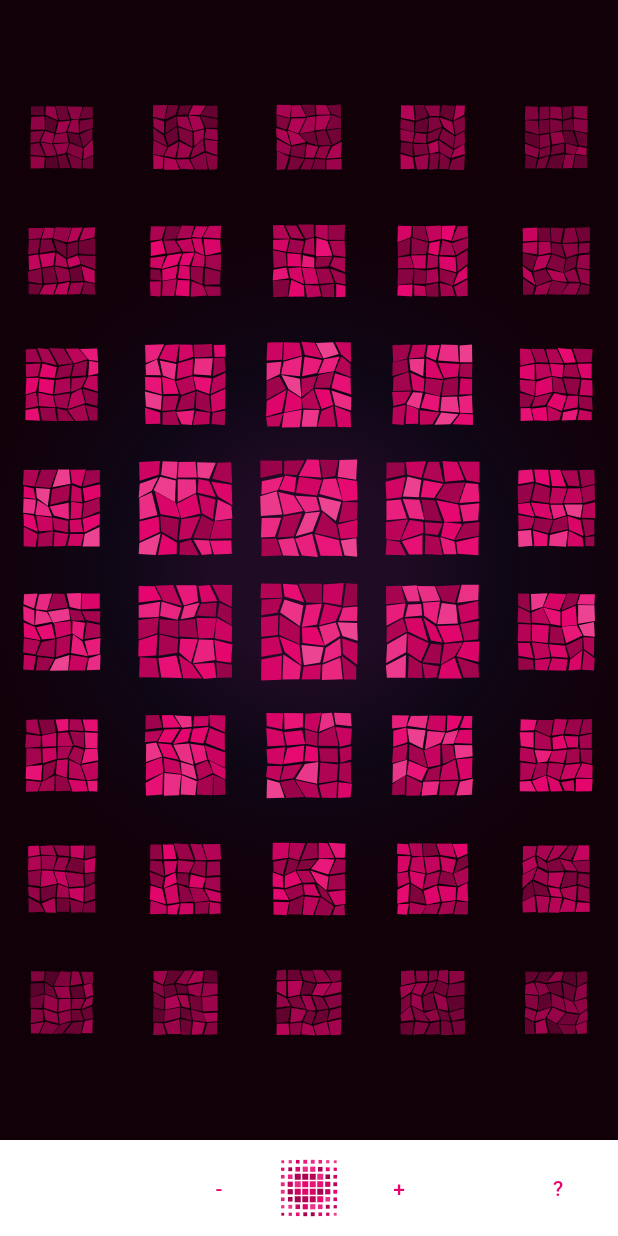
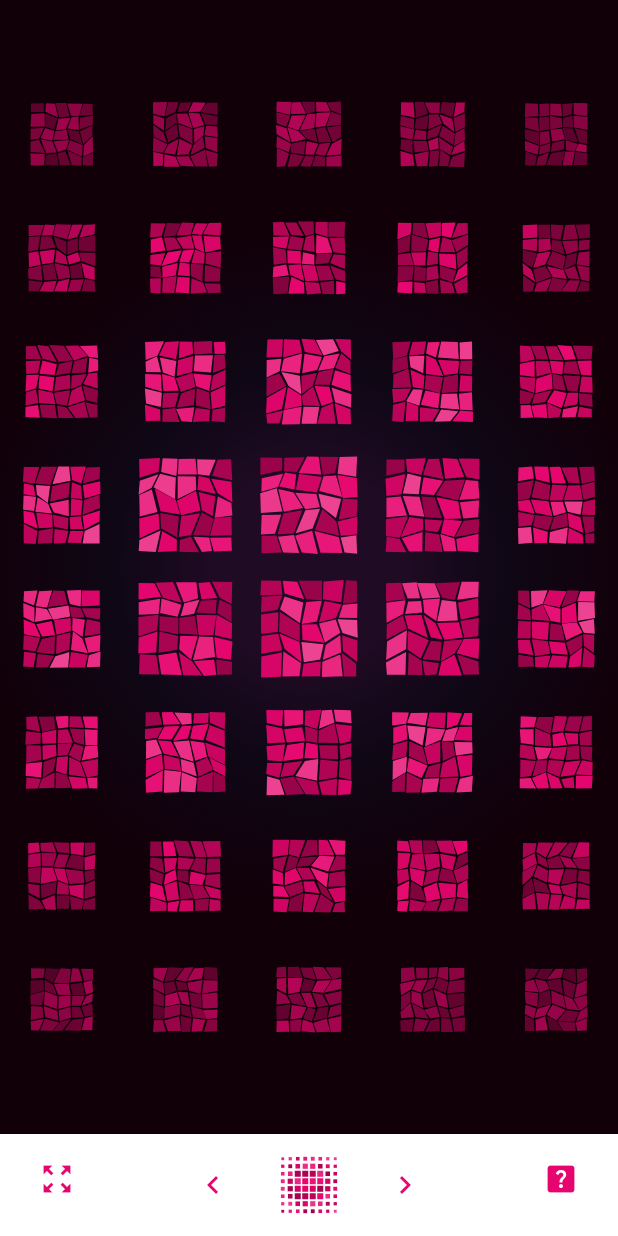
Before and after one commit to ztrag/skwer, a Flutter app: the screen it shows after launch, on a phone screen of 412 x 824 dp. Run offline on Flutter 3.47's test engine with Material 2 defaults, Android fonts, the phone set to English and light mode, and no system bars.

Commit message:
Controls and polish.

```diff
--- a/lib/game/game_bottom_menu.dart
+++ b/lib/game/game_bottom_menu.dart
@@ -22,32 +22,43 @@ class GameMenuButton extends StatelessWidget {
       valueListenable: game.gameProps,
       builder: (_, props, __) {
         return Padding(
-          padding: const EdgeInsets.all(8.0),
+          padding: const EdgeInsets.all(6.0),
+          child: Theme(
+            data: ThemeData(
+                textButtonTheme: TextButtonThemeData(
+                    style: TextButton.styleFrom(
+              foregroundColor:
+                  skTileColors[game.gameProps.value.skwer % 3], // Text Color
+            ))),
             child: Stack(
               children: [
+                Positioned(
+                  left: 0,
+                  child: TextButton(
+                    onPressed: () => game.prefs.tileLevel++,
+                    child: const Icon(Icons.zoom_out_map),
+                  ),
+                ),
                 Row(
                   mainAxisAlignment: MainAxisAlignment.center,
                   children: [
                     TextButton(
-                    style: TextButton.styleFrom(
-                      foregroundColor: skTileColors[
-                          game.gameProps.value.skwer % 3], // Text Color
+                      onPressed: () {
+                        game.reset(skwer: (game.props.skwer + 2) % 3);
+                        if (game.props.puzzle.value != null) {
+                          game.resetPuzzle();
+                        }
+                      },
+                      child: const Icon(Icons.chevron_left),
                     ),
-                    onPressed: () => game.prefs.tileLevel--,
-                    child: const Text('-'),
-                  ),
-                  Padding(
-                    padding: const EdgeInsets.symmetric(horizontal: 8.0),
-                    child: GestureDetector(
+                    TextButton(
                       onLongPress: () {
                         if (game.props.puzzle.value != null) {
                           game.props.puzzle.value = null;
+                        }
                         game.reset(skwer: game.props.skwer);
-                        } else {
-                          game.reset(skwer: (game.props.skwer + 1) % 3);
-                        }
                       },
-                      onTap: () {
+                      onPressed: () {
                         if (game.props.puzzle.value == null) {
                           game.startPuzzle(1);
                         } else {
@@ -66,29 +77,26 @@ class GameMenuButton extends StatelessWidget {
                         ),
                       ),
                     ),
-                  ),
                     TextButton(
-                    style: TextButton.styleFrom(
-                      foregroundColor: skTileColors[
-                          game.gameProps.value.skwer % 3], // Text Color
-                    ),
-                    onPressed: () => game.prefs.tileLevel++,
-                    child: const Text('+'),
+                      onPressed: () {
+                        game.reset(skwer: (game.props.skwer + 1) % 3);
+                        if (game.props.puzzle.value != null) {
+                          game.resetPuzzle();
+                        }
+                      },
+                      child: const Icon(Icons.chevron_right),
                     ),
                   ],
                 ),
                 Positioned(
                   right: 0,
                   child: TextButton(
-                  style: TextButton.styleFrom(
-                    foregroundColor: skTileColors[
-                        game.gameProps.value.skwer % 3], // Text Color
-                  ),
                     onPressed: onHelp,
-                  child: const Text('?'),
+                    child: const Icon(Icons.help_center),
                   ),
                 ),
               ],
+            ),
           ),
         );
       },
--- a/lib/game/game_prefs.dart
+++ b/lib/game/game_prefs.dart
@@ -24,7 +24,7 @@ class GamePrefs {
   int get tileLevel => _tileLevel;
 
   set tileLevel(int level) {
-    _tileLevel = max(0, min(kNumTiles.length - 1, level));
+    _tileLevel = level % kNumTiles.length;
     _numTiles.value = kNumTiles[_tileLevel];
   }
 
--- a/lib/game/game_widget.dart
+++ b/lib/game/game_widget.dart
@@ -196,21 +196,31 @@ class _GameWidgetState extends State<GameWidget> {
                 ),
                 Positioned(
                   left: 0,
+                  right: 0,
+                  top: 0,
                   bottom: 0,
-                  right: 0,
-                  child: Row(
-                    children: [
-                      Flexible(
-                        child: AnimatedOpacity(
-                          opacity: _isShowingHelp ? 1.0 : 0.0,
-                          duration: const Duration(milliseconds: 250),
-                          child: IgnorePointer(
-                            ignoring: !_isShowingHelp,
-                            child: const Help(),
+                  child: AnimatedOpacity(
+                    opacity: _isShowingHelp ? 1.0 : 0.0,
+                    duration: const Duration(milliseconds: 250),
+                    child: IgnorePointer(
+                      ignoring: !_isShowingHelp,
+                      child: GestureDetector(
+                        onTap: () => setState(() => _isShowingHelp = false),
+                        child: Container(
+                          color: skBlack.withOpacity(0.5),
+                          child: Column(
+                            mainAxisAlignment: MainAxisAlignment.end,
+                            children: [
+                              Row(children: const [
+                                Flexible(
+                                  child: Help(),
+                                ),
+                              ]),
+                            ],
                           ),
                         ),
                       ),
-                    ],
+                    ),
                   ),
                 ),
               ],
```
Lines whose indentation alone changed are shown as unchanged.
